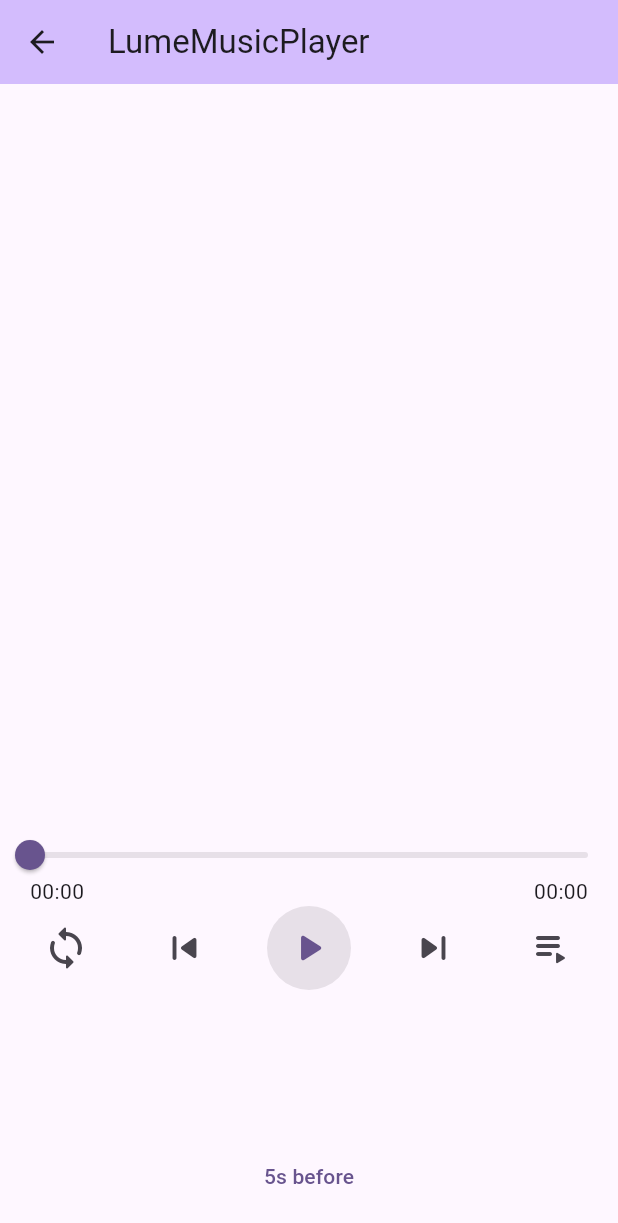
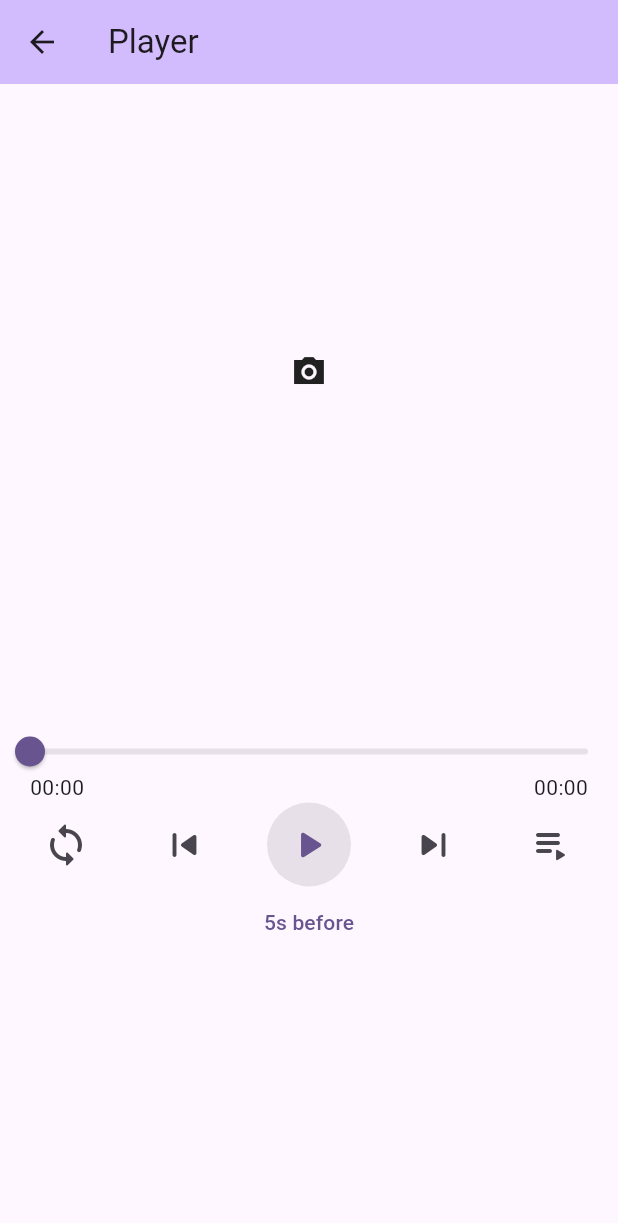
Before and after one commit to hasansujon786/lume-music-player, a Flutter app: the PlayerScreen screen opened by its route, after a tap on the "play arrow" icon, on a phone screen of 412 x 824 dp. Shown: the top 1223 px of the screen. Run offline on Flutter 3.47's test engine with Material 3 defaults, Android fonts, the phone set to English and light mode, and no system bars; our stand-ins replace equatable, flutter_bloc, just_audio, permission_handler; missing offline and left inert: on_audio_query_forked.

Commit message:
feat: show audio artwork and title

```diff
--- a/lib/features/home/screens/home_screen.dart
+++ b/lib/features/home/screens/home_screen.dart
@@ -26,7 +26,7 @@ class _HomeScreenState extends State<HomeScreen> {
             ),
             TextButton(
               onPressed: () => Navigator.pushNamed(context, 'songs'),
-              child: Text('Open on audio query'),
+              child: Text('Songs'),
             ),
             TextButton(
               onPressed: () => Navigator.pushNamed(context, 'permissions'),
--- /dev/null
+++ b/lib/features/player/cubit/audio_player_cubit.dart
@@ -0,0 +1,69 @@
+import 'package:equatable/equatable.dart';
+import 'package:flutter_bloc/flutter_bloc.dart';
+import 'package:just_audio/just_audio.dart';
+import 'package:on_audio_query_forked/on_audio_query.dart';
+
+part 'audio_player_state.dart';
+
+class AudioPlayerCubit extends Cubit<AudioPlayerState> {
+  final AudioPlayer _player = AudioPlayer();
+
+  AudioPlayerCubit() : super(AudioPlayerState.initial()) {
+    _player.positionStream.listen((pos) {
+      emit(state.copyWith(position: pos));
+    });
+
+    _player.durationStream.listen((dur) {
+      emit(state.copyWith(duration: dur ?? Duration.zero));
+    });
+
+    _player.playerStateStream.listen((playerState) {
+      // isPlaying: playerState.playing && playerState.processingState == ProcessingState.ready,
+      emit(state.copyWith(isPlaying: playerState.playing));
+
+      if (playerState.processingState == ProcessingState.completed) {
+        _player.stop();
+        _player.seek(Duration.zero);
+      }
+    });
+  }
+
+  Future<void> setUrlAudio(String url) async {
+    await _player.setUrl(url);
+    _player.play();
+  }
+
+  Future<void> setAudioFile(SongModel newAudio, {bool shouldPlay = true}) async {
+    if (_player.playing) {
+      await _player.stop();
+    }
+    await _player.setFilePath(newAudio.data);
+    emit(state.copyWith(audio: newAudio));
+    if (shouldPlay) {
+      await _player.play();
+    }
+  }
+
+  void pause() => _player.pause();
+  void play() => _player.play();
+  void seek(Duration position) => _player.seek(position);
+  void toggle() {
+    state.isPlaying ? pause() : _player.play();
+  }
+
+  @override
+  Future<void> close() {
+    _player.dispose();
+    return super.close();
+  }
+
+}
+
+// class AudioManager {
+//   static final AudioManager _instance = AudioManager._internal();
+//   factory AudioManager() => _instance;
+
+//   final AudioPlayer player = AudioPlayer();
+
+//   AudioManager._internal();
+// }
--- /dev/null
+++ b/lib/features/player/cubit/audio_player_state.dart
@@ -0,0 +1,35 @@
+part of 'audio_player_cubit.dart';
+
+class AudioPlayerState extends Equatable {
+  final bool isPlaying;
+  final Duration position;
+  final Duration duration;
+  final SongModel? audio;
+
+  const AudioPlayerState({
+    required this.isPlaying,
+    required this.position,
+    required this.duration,
+    this.audio,
+  });
+
+  factory AudioPlayerState.initial() =>
+      const AudioPlayerState(isPlaying: false, position: Duration.zero, duration: Duration.zero);
+
+  AudioPlayerState copyWith({
+    bool? isPlaying,
+    Duration? position,
+    Duration? duration,
+    SongModel? audio,
+  }) {
+    return AudioPlayerState(
+      isPlaying: isPlaying ?? this.isPlaying,
+      position: position ?? this.position,
+      duration: duration ?? this.duration,
+      audio: audio ?? this.audio,
+    );
+  }
+
+  @override
+  List<Object?> get props => [isPlaying, position, duration, audio];
+}
--- a/lib/features/player/screens/player_screen.dart
+++ b/lib/features/player/screens/player_screen.dart
@@ -1,165 +1,25 @@
 import 'package:flutter/material.dart';
-import 'package:just_audio/just_audio.dart';
-import 'package:on_audio_query_forked/on_audio_query.dart';
 
-class PlayerScreen extends StatefulWidget {
-  const PlayerScreen({super.key, required this.title, this.audio});
-  final String title;
-  final SongModel? audio;
+import '../widgets/widgets.dart';
 
-  @override
-  State<PlayerScreen> createState() => _PlayerScreenState();
-}
-
-class _PlayerScreenState extends State<PlayerScreen> {
-  var player = AudioPlayer();
-
-  void handlePlayPause() {
-    if (player.playing) {
-      player.pause();
-    } else {
-      player.play();
-    }
-    setState(() {});
-  }
-
-  void handleSource() async {
-    if (widget.audio?.data != null) {
-      print('audio data ==========================================');
-
-      await player.setFilePath(widget.audio!.data);
-    }
-    // var url = 'https://s3.amazonaws.com/scifri-episodes/scifri20181123-episode.mp3';
-    // await player.setUrl(url);
-    // await player.setAudioSource(AudioSource.uri(Uri.parse(url)));
-  }
-
-  String formatDuration(Duration d) {
-    final min = d.inMinutes.remainder(60);
-    final sec = d.inSeconds.remainder(60);
-    return "${min.toString().padLeft(2, "0")}:${sec.toString().padLeft(2, "0")}";
-    // await player.setAudioSource(AudioSource.uri(Uri.parse(url)));
-  }
-
-  Duration durationTime = Duration.zero;
-  Duration currentTime = Duration.zero;
-  Duration remainingTime = Duration.zero;
-  bool usingSlider = false;
-  var seekTime = 0;
-  void handleSeekAudio() {}
-
-  @override
-  void initState() {
-    print('_________________init_________________');
-    super.initState();
-    handleSource();
-
-    player.durationStream.listen((p) {
-      if (p == null) return;
-      setState(() => durationTime = p);
-    });
-
-    player.positionStream.listen((p) {
-      if (usingSlider) return;
-
-      setState(() {
-        currentTime = p;
-        remainingTime = durationTime - currentTime;
-      });
-    });
-
-    player.playerStateStream.listen((state) {
-      if (state.processingState == ProcessingState.completed) {
-        setState(() {
-          currentTime = Duration.zero;
-        });
-        player.pause();
-        player.seek(currentTime);
-      }
-    });
-  }
+class PlayerScreen extends StatelessWidget {
+  const PlayerScreen({super.key});
 
   @override
   Widget build(BuildContext context) {
     return Scaffold(
       appBar: AppBar(
         backgroundColor: Theme.of(context).colorScheme.inversePrimary,
-        title: Text(widget.title),
+        title: Text('Player'),
       ),
       body: SafeArea(
         child: Padding(
           padding: const EdgeInsets.symmetric(horizontal: 20),
           child: Column(
-            // mainAxisAlignment: MainAxisAlignment.spaceBetween,
-            children: <Widget>[
-              SizedBox(height: 500),
-              Slider(
-                padding: EdgeInsetsGeometry.symmetric(vertical: 4),
-                min: 0.0,
-                max: durationTime.inSeconds.toDouble(),
-                value: currentTime.inSeconds.toDouble(),
-                onChanged: (value) {
-                  setState(() => currentTime = Duration(seconds: value.toInt()));
-                },
-                onChangeStart: (value) {
-                  usingSlider = true;
-                },
-                onChangeEnd: (value) {
-                  player.seek(Duration(seconds: value.toInt()));
-                  usingSlider = false;
-                },
-              ),
-              Row(
-                mainAxisAlignment: MainAxisAlignment.spaceBetween,
-                children: [
-                  Text(formatDuration(currentTime)),
-                  SizedBox(width: 12),
-                  Text(formatDuration(durationTime)),
-                ],
-              ),
-              // TextButton(onPressed: handleSource, child: Text("Load url")),
-              Row(
-                mainAxisAlignment: MainAxisAlignment.spaceBetween,
-                children: [
-                  IconButton(
-                    iconSize: 32,
-                    isSelected: false,
-                    icon: Icon(Icons.loop_rounded),
-                    onPressed: () => player.seek(currentTime - Duration(seconds: 5)),
-                  ),
-                  IconButton(
-                    iconSize: 32,
-                    isSelected: false,
-                    icon: Icon(Icons.skip_previous_rounded),
-                    onPressed: () => player.seek(currentTime - Duration(seconds: 5)),
-                  ),
-                  IconButton.filled(
-                    iconSize: 32,
-                    isSelected: player.playing,
-                    selectedIcon: Icon(Icons.pause_rounded),
-                    icon: Icon(Icons.play_arrow_rounded),
-                    onPressed: handlePlayPause,
-                    padding: EdgeInsetsGeometry.all(12),
-                  ),
-                  IconButton(
-                    iconSize: 32,
-                    isSelected: false,
-                    icon: Icon(Icons.skip_next_rounded),
-                    onPressed: () => player.seek(currentTime + Duration(seconds: 5)),
-                  ),
-                  IconButton(
-                    iconSize: 32,
-                    isSelected: false,
-                    icon: Icon(Icons.playlist_play_rounded),
-                    onPressed: () => player.seek(currentTime - Duration(seconds: 5)),
-                  ),
-                ],
-              ),
-              SizedBox(height: 100),
-              TextButton(
-                onPressed: () => player.seek(durationTime - Duration(seconds: 5)),
-                child: Text('5s before'),
-              ),
+            children: [
+              PlayerArtWork(),
+              AudioTitle(),
+              PlayerMainControlls(),
             ],
           ),
         ),
--- a/lib/features/player/screens/songs_screen.dart
+++ b/lib/features/player/screens/songs_screen.dart
@@ -1,5 +1,6 @@
 import 'package:flutter/material.dart';
-import 'package:nusic/features/player/screens/player_screen.dart';
+import 'package:flutter_bloc/flutter_bloc.dart';
+import 'package:nusic/features/player/cubit/audio_player_cubit.dart';
 import 'package:on_audio_query_forked/on_audio_query.dart';
 
 class SongsScreen extends StatefulWidget {
@@ -78,17 +79,10 @@ class _SongsScreenState extends State<SongsScreen> {
                     itemCount: item.data!.length,
                     itemBuilder: (context, index) {
                       return ListTile(
-                        onTap: () {
-                          print('=====================');
-                          print(item.data![index]);
-
-                          Navigator.of(context).push(
-                            MaterialPageRoute(
-                              builder: (context) {
-                                return PlayerScreen(title: 'foo', audio: item.data![index]);
-                              },
-                            ),
-                          );
+                        onTap: () async {
+                          final song = item.data![index];
+                          context.read<AudioPlayerCubit>().setAudioFile(song);
+                          Navigator.of(context).pushNamed('player');
                         },
                         title: Text(item.data![index].title),
                         subtitle: Text(item.data![index].artist ?? 'No Artist'),
--- /dev/null
+++ b/lib/features/player/widgets/audio_title.dart
@@ -0,0 +1,30 @@
+import 'package:flutter/material.dart';
+import 'package:flutter_bloc/flutter_bloc.dart';
+import 'package:nusic/features/player/cubit/audio_player_cubit.dart';
+import 'package:on_audio_query_forked/on_audio_query.dart';
+
+class AudioTitle extends StatelessWidget {
+  const AudioTitle({super.key});
+
+  @override
+  Widget build(BuildContext context) {
+    return BlocSelector<AudioPlayerCubit, AudioPlayerState, SongModel?>(
+      selector: (state) => state.audio,
+      builder: (context, audio) {
+        return Column(
+          children: [
+            SizedBox(height: 16),
+            Text(
+              audio?.title ?? '',
+              textAlign: TextAlign.center,
+              style: TextStyle(fontSize: 16, fontWeight: FontWeight.w700, height: 1.4),
+            ),
+            SizedBox(height: 8),
+            Text(audio?.artist ?? '', textAlign: TextAlign.center),
+            SizedBox(height: 12),
+          ],
+        );
+      },
+    );
+  }
+}
--- /dev/null
+++ b/lib/features/player/widgets/player_art_work.dart
@@ -0,0 +1,46 @@
+import 'package:flutter/material.dart';
+import 'package:flutter_bloc/flutter_bloc.dart';
+import 'package:nusic/features/player/cubit/audio_player_cubit.dart';
+import 'package:on_audio_query_forked/on_audio_query.dart';
+
+class PlayerArtWork extends StatefulWidget {
+  const PlayerArtWork({super.key});
+
+  @override
+  State<PlayerArtWork> createState() => _PlayerArtWorkState();
+}
+
+class _PlayerArtWorkState extends State<PlayerArtWork> {
+  int? artWorkId;
+
+  @override
+  Widget build(BuildContext context) {
+    return BlocListener<AudioPlayerCubit, AudioPlayerState>(
+      listenWhen: (prevState, state) => state.audio?.id != null && artWorkId != state.audio!.id,
+      listener: (context, state) {
+        setState(() => artWorkId = state.audio!.id);
+      },
+      child: Column(
+        children: [
+          SizedBox(height: 32),
+          SizedBox(
+            height: 320,
+            width: 320,
+            child: artWorkId == null
+                ? buildEmptyArtwork()
+                : QueryArtworkWidget(
+                    nullArtworkWidget: buildEmptyArtwork(),
+                    artworkClipBehavior: Clip.none,
+                    id: artWorkId!,
+                    type: ArtworkType.AUDIO,
+                  ),
+          ),
+        ],
+      ),
+    );
+  }
+
+  Widget buildEmptyArtwork() {
+    return Icon(Icons.camera_alt_sharp);
+  }
+}
--- /dev/null
+++ b/lib/features/player/widgets/player_main_controlls.dart
@@ -0,0 +1,105 @@
+import 'package:flutter/material.dart';
+import 'package:flutter_bloc/flutter_bloc.dart';
+import 'package:nusic/features/player/cubit/audio_player_cubit.dart';
+
+String formatDuration(Duration d) {
+  final min = d.inMinutes.remainder(60);
+  final sec = d.inSeconds.remainder(60);
+  return "${min.toString().padLeft(2, "0")}:${sec.toString().padLeft(2, "0")}";
+}
+
+class PlayerMainControlls extends StatefulWidget {
+  const PlayerMainControlls({super.key});
+
+  @override
+  State<PlayerMainControlls> createState() => _PlayerMainControllsState();
+}
+
+class _PlayerMainControllsState extends State<PlayerMainControlls> {
+  var usingSlider = false;
+
+  var sliderValue = Duration.zero;
+  @override
+  Widget build(BuildContext context) {
+    return BlocBuilder<AudioPlayerCubit, AudioPlayerState>(
+      builder: (context, state) {
+        return Column(
+          children: <Widget>[
+            Slider(
+              padding: EdgeInsetsGeometry.symmetric(vertical: 4),
+              min: 0.0,
+              max: state.duration.inSeconds.toDouble(),
+              value: usingSlider
+                  ? sliderValue.inSeconds.toDouble()
+                  : state.position.inSeconds.toDouble(),
+              onChanged: (value) {
+                setState(() => sliderValue = Duration(seconds: value.toInt()));
+              },
+              onChangeStart: (value) {
+                usingSlider = true;
+              },
+              onChangeEnd: (value) {
+                context.read<AudioPlayerCubit>().seek(Duration(seconds: value.toInt()));
+                usingSlider = false;
+                sliderValue = Duration.zero;
+              },
+            ),
+            Row(
+              mainAxisAlignment: MainAxisAlignment.spaceBetween,
+              children: [
+                Text(formatDuration(state.position)),
+                SizedBox(width: 12),
+                Text(formatDuration(state.duration)),
+              ],
+            ),
+            Row(
+              mainAxisAlignment: MainAxisAlignment.spaceBetween,
+              children: [
+                IconButton(
+                  iconSize: 32,
+                  isSelected: false,
+                  icon: Icon(Icons.loop_rounded),
+                  onPressed: () {},
+                ),
+                IconButton(
+                  iconSize: 32,
+                  isSelected: false,
+                  icon: Icon(Icons.skip_previous_rounded),
+                  onPressed: () =>
+                      context.read<AudioPlayerCubit>().seek(state.position - Duration(seconds: 5)),
+                ),
+                IconButton.filled(
+                  iconSize: 32,
+                  isSelected: state.isPlaying,
+                  selectedIcon: Icon(Icons.pause_rounded),
+                  icon: Icon(Icons.play_arrow_rounded),
+                  onPressed: () => context.read<AudioPlayerCubit>().toggle(),
+                  padding: EdgeInsetsGeometry.all(12),
+                ),
+                IconButton(
+                  iconSize: 32,
+                  isSelected: false,
+                  icon: Icon(Icons.skip_next_rounded),
+                  onPressed: () =>
+                      context.read<AudioPlayerCubit>().seek(state.position + Duration(seconds: 5)),
+                ),
+                IconButton(
+                  iconSize: 32,
+                  isSelected: false,
+                  icon: Icon(Icons.playlist_play_rounded),
+                  onPressed: () {},
+                ),
+              ],
+            ),
+            // SizedBox(height: 100),
+            TextButton(
+              onPressed: () =>
+                  context.read<AudioPlayerCubit>().seek(state.duration - Duration(seconds: 5)),
+              child: Text('5s before'),
+            ),
+          ],
+        );
+      },
+    );
+  }
+}
--- /dev/null
+++ b/lib/features/player/widgets/widgets.dart
@@ -0,0 +1,3 @@
+export 'player_art_work.dart';
+export 'player_main_controlls.dart';
+export 'audio_title.dart';
--- a/lib/main.dart
+++ b/lib/main.dart
@@ -1,6 +1,8 @@
 import 'package:flutter/material.dart';
+import 'package:flutter_bloc/flutter_bloc.dart';
 import 'package:nusic/features/setting/screens/permissions.dart';
 
+import 'features/player/cubit/audio_player_cubit.dart';
 import 'features/player/screens/player_screen.dart';
 import 'features/home/screens/home_screen.dart';
 import 'features/player/screens/songs_screen.dart';
@@ -14,14 +16,16 @@
 
   @override
   Widget build(BuildContext context) {
-    return MaterialApp(
+    return BlocProvider(
+      create: (context) => AudioPlayerCubit(),
+      child: MaterialApp(
         title: 'Flutter Demo',
         theme: ThemeData(colorScheme: ColorScheme.fromSeed(seedColor: Colors.deepPurple)),
         home: const HomeScreen(title: 'LumeMusicPlayer'),
         onGenerateRoute: (settings) {
           switch (settings.name) {
             case 'player':
-            return MaterialPageRoute(builder: (context) => PlayerScreen(title: 'LumeMusicPlayer'));
+              return MaterialPageRoute(builder: (context) => PlayerScreen());
             case 'songs':
               return MaterialPageRoute(builder: (context) => SongsScreen());
             case 'permissions':
@@ -30,6 +34,7 @@
               return MaterialPageRoute(builder: (context) => HomeScreen(title: 'LumeMusicPlayer'));
           }
         },
+      ),
     );
   }
 }
--- a/pubspec.yaml
+++ b/pubspec.yaml
@@ -38,6 +38,8 @@ dependencies:
   on_audio_query_forked: ^2.9.1
   permission_handler: ^12.0.0+1
   path_provider: ^2.1.5
+  equatable: ^2.0.7
+  flutter_bloc: ^9.1.1
 
 dev_dependencies:
   flutter_test:
```
Also changed, not shown: pubspec.lock. Lines whose indentation alone changed are shown as unchanged.
